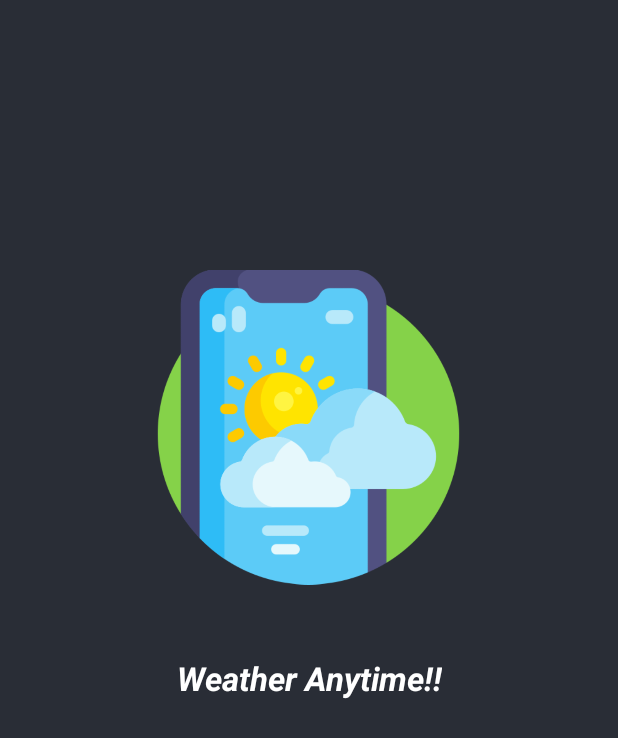
After one commit to Rithwikperla/Weather_app, an Android app: the splash_activity screen opened directly, with no data from a screen before it, on a phone screen of 412 x 824 dp. The commit adds this screen. Shown: the top 738 px of the screen. Run offline under Robolectric (Android 15) with nearby library versions, the phone set to English and light mode, and no system bars.

Commit message:
With added splash screen.

```diff
--- /dev/null
+++ b/app/src/main/java/com/example/weatherapp/splash_activity.java
@@ -0,0 +1,24 @@
+package com.example.weatherapp;
+
+import androidx.appcompat.app.AppCompatActivity;
+
+import android.content.Intent;
+import android.os.Bundle;
+import android.os.Handler;
+
+public class splash_activity extends AppCompatActivity {
+    private static int time_out = 2000;
+    @Override
+    protected void onCreate(Bundle savedInstanceState) {
+        super.onCreate(savedInstanceState);
+        setContentView(R.layout.activity_splash);
+        new Handler().postDelayed(new Runnable() {
+            @Override
+            public void run() {
+                    Intent homeIntent = new Intent( splash_activity.this,MainActivity.class);
+                    startActivity(homeIntent);
+                    finish();
+            }
+        },time_out);
+    }
+}
--- /dev/null
+++ b/app/src/main/res/layout/activity_splash.xml
@@ -0,0 +1,36 @@
+<?xml version="1.0" encoding="utf-8"?>
+<androidx.constraintlayout.widget.ConstraintLayout xmlns:android="http://schemas.android.com/apk/res/android"
+    xmlns:app="http://schemas.android.com/apk/res-auto"
+    xmlns:tools="http://schemas.android.com/tools"
+    android:layout_width="match_parent"
+    android:layout_height="match_parent"
+    android:background="@color/grey"
+    tools:context=".splash_activity">
+
+    <ImageView
+        android:id="@+id/imageView"
+        android:layout_width="210dp"
+        android:layout_height="225dp"
+        android:layout_marginTop="172dp"
+        app:layout_constraintEnd_toEndOf="parent"
+        app:layout_constraintHorizontal_bias="0.497"
+        app:layout_constraintStart_toStartOf="parent"
+        app:layout_constraintTop_toTopOf="parent"
+        app:srcCompat="@drawable/weather" />
+
+    <TextView
+        android:id="@+id/textView"
+        android:layout_width="wrap_content"
+        android:layout_height="wrap_content"
+        android:layout_marginTop="40dp"
+        android:text="Weather Anytime!!"
+        android:textAlignment="gravity"
+        android:textAppearance="@style/TextAppearance.AppCompat.Large"
+        android:textColor="@color/white"
+        android:textStyle="bold|italic"
+        app:layout_constraintBottom_toBottomOf="parent"
+        app:layout_constraintEnd_toEndOf="parent"
+        app:layout_constraintStart_toStartOf="parent"
+        app:layout_constraintTop_toBottomOf="@+id/imageView"
+        app:layout_constraintVertical_bias="0.0" />
+</androidx.constraintlayout.widget.ConstraintLayout>
```
Also changed, not shown: app/src/main/AndroidManifest.xml (+7 -4 lines), app/src/main/res/layout/activity_main.xml (+29 -18 lines).
